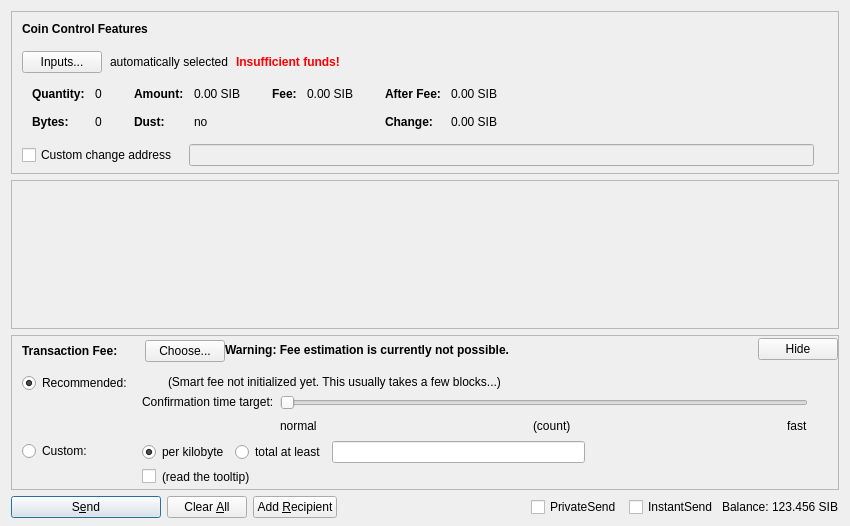
First picture: the form in src/qt/forms/sendcoinsdialog.ui, repository mitisimus/sibcoin-mod, before the edit.
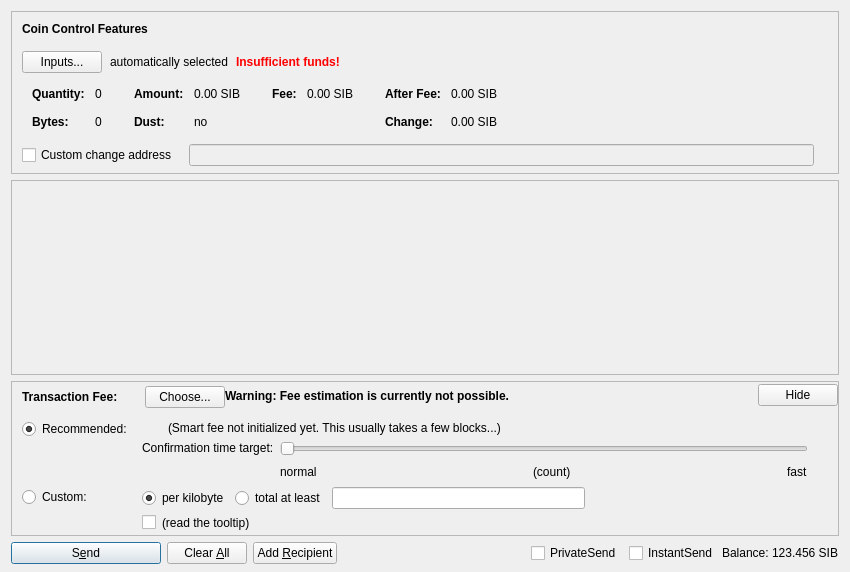
Second picture: the form after the edit. Custom widgets are drawn as their Qt base class.

Diff of the .ui file:
```diff
--- a/src/qt/forms/sendcoinsdialog.ui
+++ b/src/qt/forms/sendcoinsdialog.ui
@@ -7,7 +7,7 @@
     <x>0</x>
     <y>0</y>
     <width>850</width>
-    <height>526</height>
+    <height>572</height>
    </rect>
   </property>
   <property name="windowTitle">
@@ -587,8 +587,8 @@
        <rect>
         <x>0</x>
         <y>0</y>
-        <width>830</width>
-        <height>104</height>
+        <width>828</width>
+        <height>90</height>
        </rect>
       </property>
       <layout class="QVBoxLayout" name="verticalLayout_2" stretch="0,1">
```
Left out of the diff: 58 changed lines with no effect on the pictures.
